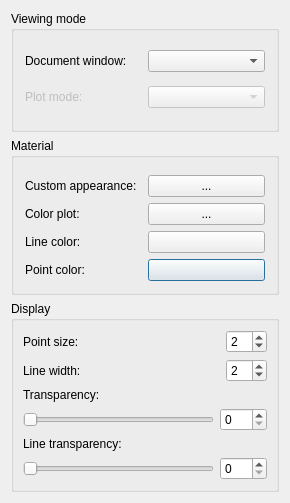
Before: the Qt Designer form src/Mod/Material/Gui/DlgDisplayProperties.ui in southseact-3d/fcd, drawn with Qt 5.
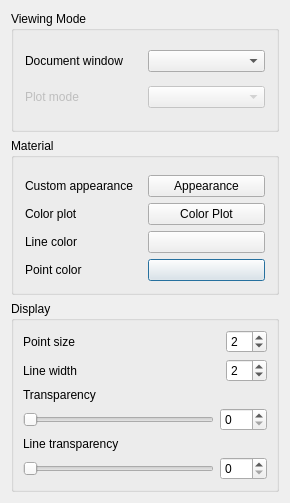
After: the same form once the commit is applied. Custom widgets are drawn as their Qt base class.

Diff of the .ui file:
```diff
--- a/src/Mod/Material/Gui/DlgDisplayProperties.ui
+++ b/src/Mod/Material/Gui/DlgDisplayProperties.ui
@@ -17,7 +17,7 @@
    <item row="0" column="0">
     <widget class="QGroupBox" name="groupBox1">
      <property name="title">
-      <string>Viewing mode</string>
+      <string>Viewing Mode</string>
      </property>
      <layout class="QGridLayout" name="gridLayout_3">
       <property name="leftMargin">
@@ -52,7 +52,7 @@
         <item>
          <widget class="QLabel" name="textLabel1">
           <property name="text">
-           <string>Document window:</string>
+           <string>Document window</string>
           </property>
          </widget>
         </item>
@@ -84,7 +84,7 @@
            <bool>false</bool>
           </property>
           <property name="text">
-           <string>Plot mode:</string>
+           <string>Plot mode</string>
           </property>
          </widget>
         </item>
@@ -141,7 +141,7 @@
         <item>
          <widget class="QLabel" name="textLabel2">
           <property name="text">
-           <string>Point size:</string>
+           <string>Point size</string>
           </property>
          </widget>
         </item>
@@ -196,7 +196,7 @@
         <item>
          <widget class="QLabel" name="textLabel3">
           <property name="text">
-           <string>Line width:</string>
+           <string>Line width</string>
           </property>
          </widget>
         </item>
@@ -234,7 +234,7 @@
       <item row="2" column="0">
        <widget class="QLabel" name="textLabel1_2">
         <property name="text">
-         <string>Transparency:</string>
+         <string>Transparency</string>
         </property>
        </widget>
       </item>
@@ -286,7 +286,7 @@
       <item row="4" column="0">
        <widget class="QLabel" name="label">
         <property name="text">
-         <string>Line transparency:</string>
+         <string>Line transparency</string>
         </property>
        </widget>
       </item>
@@ -362,14 +362,14 @@
         <item row="1" column="0">
          <widget class="QLabel" name="label_4">
           <property name="text">
-           <string>Color plot:</string>
+           <string>Color plot</string>
           </property>
          </widget>
         </item>
         <item row="0" column="0">
          <widget class="QLabel" name="label_6">
           <property name="text">
-           <string>Custom appearance:</string>
+           <string>Custom appearance</string>
           </property>
          </widget>
         </item>
@@ -379,21 +379,21 @@
         <item row="3" column="0">
          <widget class="QLabel" name="label_5">
           <property name="text">
-           <string>Point color:</string>
+           <string>Point color</string>
           </property>
          </widget>
         </item>
         <item row="2" column="0">
          <widget class="QLabel" name="label_3">
           <property name="text">
-           <string>Line color:</string>
+           <string>Line color</string>
           </property>
          </widget>
         </item>
         <item row="1" column="1">
          <widget class="QPushButton" name="buttonColorPlot">
           <property name="text">
-           <string notr="true">...</string>
+           <string notr="true">Color Plot</string>
           </property>
          </widget>
         </item>
@@ -403,7 +403,7 @@
         <item row="0" column="1">
          <widget class="QPushButton" name="buttonCustomAppearance">
           <property name="text">
-           <string notr="true">...</string>
+           <string notr="true">Appearance</string>
           </property>
          </widget>
         </item>
```
Left out of the diff: 2 changed lines with no effect on the pictures.
